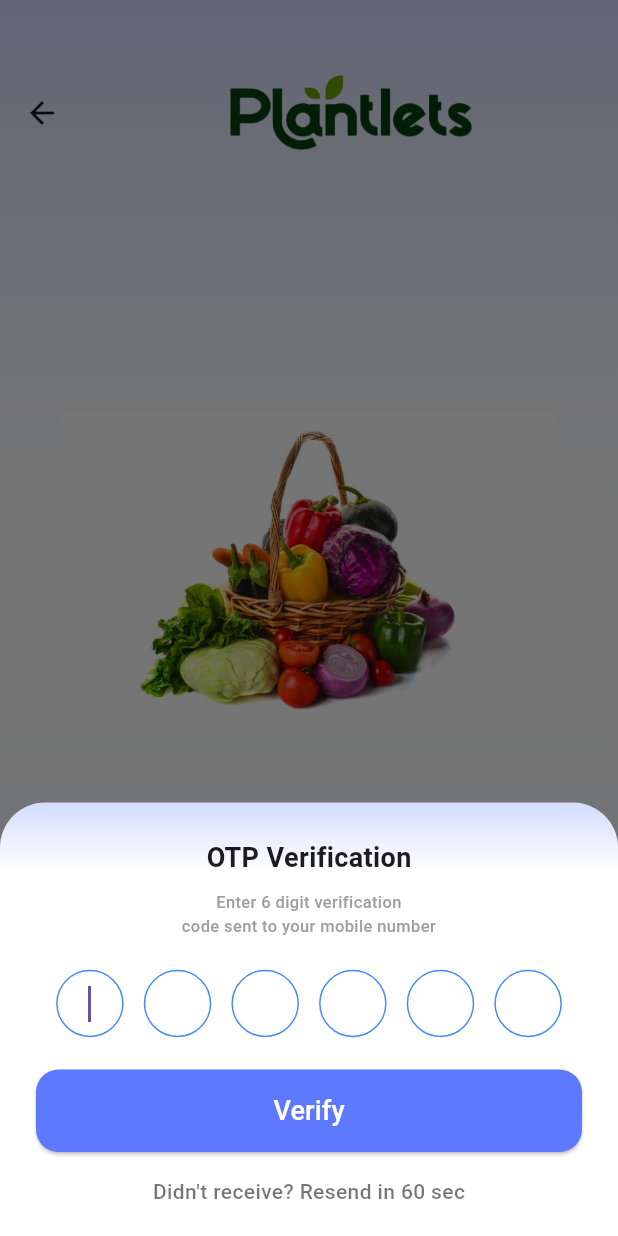
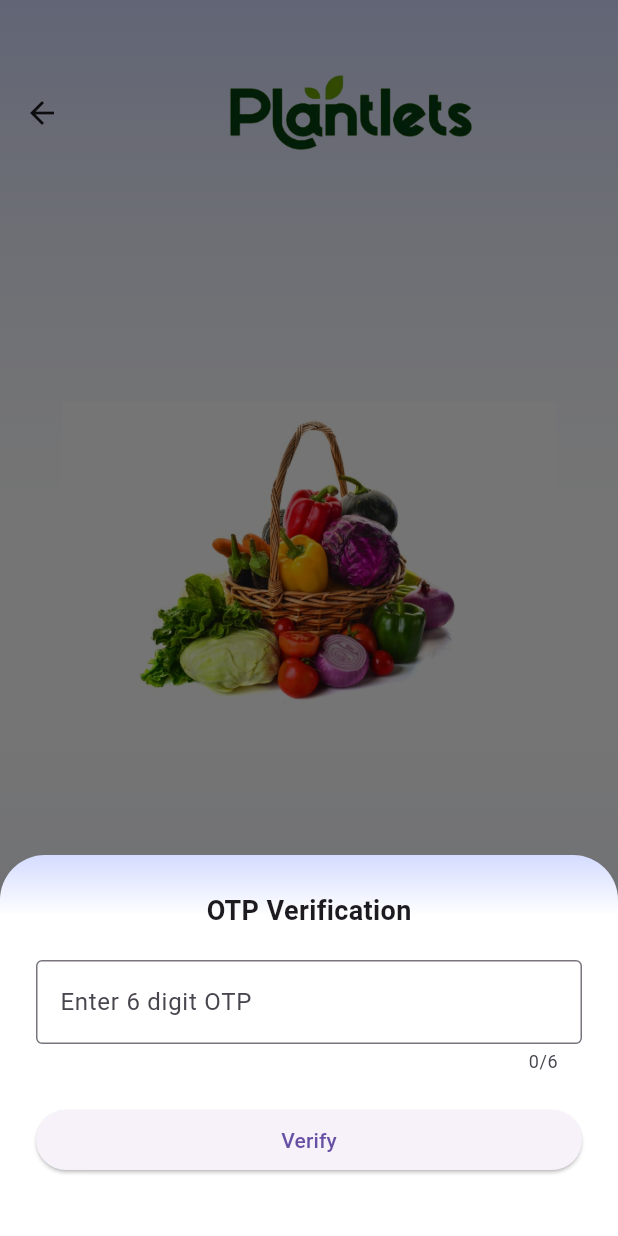
Before and after one commit to Ihthishampn/vegetableOrderningSystem, a Flutter app: the LoginScreenShop screen opened directly, after a tap on "Send OTP", on a phone screen of 412 x 824 dp. Run offline on Flutter 3.47's test engine with Material 3 defaults, Android fonts, the phone set to English and light mode, and no system bars; our stand-ins replace cloud_firestore, dotted_border, firebase_auth, firebase_core, shared_preferences; accounts and stored records are empty.

Commit message:
loginLogic

```diff
--- a/lib/app/role_slect.dart
+++ b/lib/app/role_slect.dart
@@ -10,7 +10,7 @@ class RoleSelect extends StatefulWidget {
 }
 
 class _RoleSelectState extends State<RoleSelect> {
-  String? selectedRole; // 'store' or 'shop'
+  String? selectedRole;
 
   @override
   Widget build(BuildContext context) {
@@ -61,7 +61,6 @@ class _RoleSelectState extends State<RoleSelect> {
 
               const Spacer(),
 
-              // Single "Continue" Button with Navigation Logic
               SizedBox(
                 width: double.infinity,
                 height: 55,
--- a/lib/core/widgets/otp_verification_sheet.dart
+++ b/lib/core/widgets/otp_verification_sheet.dart
@@ -1,29 +1,51 @@
 import 'package:flutter/material.dart';
+import 'package:provider/provider.dart';
+import '../../features/auth/provider/auth_provider.dart';
 
-class OtpVerificationSheet extends StatelessWidget {
-  const OtpVerificationSheet({super.key});
+class OtpVerificationSheet extends StatefulWidget {
+  final String role;
+  final VoidCallback? onSuccess;
+
+  const OtpVerificationSheet({super.key, required this.role, this.onSuccess});
+
+  @override
+  State<OtpVerificationSheet> createState() => _OtpVerificationSheetState();
+}
+
+class _OtpVerificationSheetState extends State<OtpVerificationSheet> {
+  final TextEditingController otpController = TextEditingController();
+  final _formKey = GlobalKey<FormState>();
+  String? _verificationError;
+
+  @override
+  void dispose() {
+    otpController.dispose();
+    super.dispose();
+  }
 
   @override
   Widget build(BuildContext context) {
-    return Container(
+    final authProvider = context.watch<AuthProvider>();
+
+    return SingleChildScrollView(
+      child: Container(
         padding: EdgeInsets.only(
           bottom: MediaQuery.of(context).viewInsets.bottom + 20,
           top: 24,
           left: 24,
           right: 24,
         ),
-      decoration: BoxDecoration(
-        borderRadius: const BorderRadius.vertical(top: Radius.circular(30)),
-        gradient: const LinearGradient(
+        decoration: const BoxDecoration(
+          borderRadius: BorderRadius.vertical(top: Radius.circular(30)),
+          gradient: LinearGradient(
             begin: Alignment.topCenter,
             end: Alignment.bottomCenter,
-          colors: [
-            Color(0xFFD4DCFF), // top blue
-            Color.fromARGB(255, 255, 255, 255), // fade area
-          ],
-          stops: [0.0, 0.16], // top 5% is blue, rest white
+            colors: [Color(0xFFD4DCFF), Colors.white],
+            stops: [0.0, 0.16],
           ),
         ),
+        child: Form(
+          key: _formKey,
           child: Column(
             mainAxisSize: MainAxisSize.min,
             children: [
@@ -31,72 +53,76 @@ class OtpVerificationSheet extends StatelessWidget {
                 "OTP Verification",
                 style: TextStyle(fontSize: 18, fontWeight: FontWeight.bold),
               ),
-          const SizedBox(height: 8),
-          const Text(
-            "Enter 6 digit verification\ncode sent to your mobile number",
-            textAlign: TextAlign.center,
-            style: TextStyle(
-              color: Colors.grey,
-              fontSize: 11,
-              fontWeight: FontWeight.w500,
+              const SizedBox(height: 20),
+
+              TextFormField(
+                controller: otpController,
+                keyboardType: TextInputType.number,
+                maxLength: 6,
+                decoration: InputDecoration(
+                  hintText: "Enter 6 digit OTP",
+                  border: OutlineInputBorder(),
+                  errorText: _verificationError,
+                ),
+                validator: (value) {
+                  if (_verificationError != null) return _verificationError;
+                  if (value == null || value.trim().isEmpty) {
+                    return "OTP can't be empty";
+                  }
+                  if (!RegExp(r'^[0-9]{6}$').hasMatch(value.trim())) {
+                    return "Enter valid 6 digit OTP";
+                  }
+                  return null;
+                },
+                onChanged: (val) {
+                  if (_verificationError != null) {
+                    setState(() => _verificationError = null);
+                    _formKey.currentState?.validate();
+                  }
+                },
+              ),
+
+              const SizedBox(height: 20),
+
+              SizedBox(
+                width: double.infinity,
+                child: ElevatedButton(
+                  onPressed: authProvider.isLoading
+                      ? null
+                      : () async {
+                          if (!_formKey.currentState!.validate()) return;
+
+                          final success = await authProvider.verifyOtp(
+                            otpController.text.trim(),
+                          );
+
+                          if (!mounted) return;
+
+                          if (success) {
+                            Navigator.pop(context);
+                            widget.onSuccess?.call();
+                          } else {
+                            setState(() {
+                              _verificationError =
+                                  authProvider.error ?? "Verification failed";
+                            });
+                            _formKey.currentState?.validate();
+                          }
+                        },
+                  child: authProvider.isLoading
+                      ? const SizedBox(
+                          height: 18,
+                          width: 18,
+                          child: CircularProgressIndicator(strokeWidth: 2),
+                        )
+                      : const Text("Verify"),
                 ),
               ),
-          const SizedBox(height: 19),
-          Row(
-            mainAxisAlignment: MainAxisAlignment.spaceEvenly,
-            children: List.generate(
-              6,
-              (index) => _otpTextField(context, index == 0),
+
+              const SizedBox(height: 20),
+            ],
           ),
         ),
-          const SizedBox(height: 19),
-          SizedBox(
-            width: double.infinity,
-            height: 55,
-            child: ElevatedButton(
-              onPressed: () {},
-              style: ElevatedButton.styleFrom(
-                backgroundColor: const Color(0xFF5C79FF),
-                shape: RoundedRectangleBorder(
-                  borderRadius: BorderRadius.circular(15),
-                ),
-              ),
-              child: const Text(
-                "Verify",
-                style: TextStyle(color: Colors.white, fontSize: 18),
-              ),
-            ),
-          ),
-          const SizedBox(height: 16),
-          const Text(
-            "Didn't receive? Resend in 60 sec",
-            style: TextStyle(color: Colors.black54, fontWeight: .w500),
-          ),
-        ],
-      ),
-    );
-  }
-
-  Widget _otpTextField(BuildContext context, bool first) {
-    return Container(
-      height: 50,
-      width: 45,
-      decoration: BoxDecoration(
-        border: Border.all(color: Colors.blueAccent),
-        shape: BoxShape.circle,
-      ),
-      child: TextField(
-        autofocus: first,
-        textAlign: TextAlign.center,
-        keyboardType: TextInputType.number,
-        maxLength: 1,
-        decoration: const InputDecoration(
-          counterText: "",
-          border: InputBorder.none,
-        ),
-        onChanged: (value) {
-          if (value.length == 1) FocusScope.of(context).nextFocus();
-        },
       ),
     );
   }
--- a/lib/features/auth/auth_shop/presentation/screens/login_screen_shop.dart
+++ b/lib/features/auth/auth_shop/presentation/screens/login_screen_shop.dart
@@ -6,8 +6,21 @@ import 'package:vegetable_ordering_system/features/auth/auth_store/presentation/
 
 import '../../../../../core/widgets/otp_verification_sheet.dart';
 
-class LoginScreenShop extends StatelessWidget {
+class LoginScreenShop extends StatefulWidget {
   const LoginScreenShop({super.key});
+
+  @override
+  State<LoginScreenShop> createState() => _LoginScreenShopState();
+}
+
+class _LoginScreenShopState extends State<LoginScreenShop> {
+  final TextEditingController mobileNumberController = TextEditingController();
+
+  @override
+  void dispose() {
+    mobileNumberController.dispose();
+    super.dispose();
+  }
 
   @override
   Widget build(BuildContext context) {
@@ -56,7 +69,12 @@ class LoginScreenShop extends StatelessWidget {
                     const SizedBox(height: 24),
                     MobileLabel(color: Colors.black),
                     const SizedBox(height: 8),
-                    MobileInput(),
+                    MobileInput(
+                      controller: mobileNumberController,
+                      val: (value) {
+                        // shop val
+                      },
+                    ),
                     const SizedBox(height: 12),
                     // Inside your Column in LoginScreenShop
                     SendOtpButton(
@@ -67,7 +85,9 @@ class LoginScreenShop extends StatelessWidget {
                           isScrollControlled:
                               true, // Allows sheet to move up with keyboard
                           backgroundColor: Colors.transparent,
-                          builder: (context) => const OtpVerificationSheet(),
+                          builder: (context) =>  OtpVerificationSheet(role: "shop",onSuccess: () {
+                            //
+                          },),
                         );
                       },
                     ),
--- a/lib/features/auth/auth_store/presentation/screens/store_login_screen.dart
+++ b/lib/features/auth/auth_store/presentation/screens/store_login_screen.dart
@@ -16,7 +16,7 @@ class StoreLoginScreen extends StatelessWidget {
         backgroundColor: Colors.transparent,
         elevation: 0,
         centerTitle: true,
-        toolbarHeight: size.height * 0.25, // responsive height
+        toolbarHeight: size.height * 0.25,
         title: SafeArea(
           child: Image.asset(
             "assets/images/no_bg.png",
--- a/lib/features/auth/auth_store/presentation/widgets/mobile_input_store.dart
+++ b/lib/features/auth/auth_store/presentation/widgets/mobile_input_store.dart
@@ -1,33 +1,38 @@
-
-
 import 'package:flutter/material.dart';
 
 class MobileInput extends StatelessWidget {
-  const MobileInput({super.key});
+  final TextEditingController controller;
+  final FormFieldValidator<String> val;
+
+  const MobileInput({
+    super.key,
+    required this.controller,
+    required this.val,
+  });
 
   @override
   Widget build(BuildContext context) {
     return SizedBox(
-      height: 46,
-      child: TextField(
-        keyboardType: TextInputType.phone,
+      height: 59,
+      child: TextFormField(
+        controller: controller,
+        validator: val,
+        keyboardType: TextInputType.number,
+        maxLength: 10,
         style: const TextStyle(fontSize: 14),
         decoration: InputDecoration(
+          counterText: "",
+          prefixIcon: const Icon(Icons.phone_outlined, size: 18),
+          prefixText: "+91 ",
+          prefixStyle: const TextStyle(
+            fontWeight: FontWeight.bold,
+            color: Colors.black,
+          ),
           hintText: "Mobile Number",
-          hintStyle: const TextStyle(fontSize: 11, color: Color(0xFF707070)),
-          prefixIcon: const Icon(Icons.phone_outlined, size: 18),
           filled: true,
           fillColor: Colors.white,
           contentPadding: const EdgeInsets.symmetric(horizontal: 20),
           border: OutlineInputBorder(
-            borderRadius: BorderRadius.circular(12),
-            borderSide: BorderSide.none,
-          ),
-          enabledBorder: OutlineInputBorder(
-            borderRadius: BorderRadius.circular(12),
-            borderSide: BorderSide.none,
-          ),
-          focusedBorder: OutlineInputBorder(
             borderRadius: BorderRadius.circular(12),
             borderSide: BorderSide.none,
           ),
--- /dev/null
+++ b/lib/features/auth/domain/auth_repository.dart
@@ -0,0 +1,4 @@
+abstract class AuthRepository {
+  Future<void> sendOtp(String phone);
+  Future<void> verifyOtp(String verificationId, String smsCode);
+}
--- a/lib/features/home/shop/presentation/screens/shop_home_screen.dart
+++ b/lib/features/home/shop/presentation/screens/shop_home_screen.dart
@@ -4,7 +4,7 @@ import 'package:vegetable_ordering_system/features/home/shop/presentation/screen
 import 'package:vegetable_ordering_system/features/home/shop/presentation/screens/repeat_last_order_screen.dart';
 import '../widgets/shop_home_widget/shop_header.dart';
 import '../widgets/shop_home_widget/shop_product_card.dart';
-import '../widgets/shop_search_widget.dart';
+import '../widgets/shop_home_widget/shop_search_widget.dart';
 
 class ShopHomeScreen extends StatelessWidget {
   const ShopHomeScreen({super.key});
--- a/lib/features/home/store/presentation/screens/home_screen_store.dart/store_menu_screen.dart
+++ b/lib/features/home/store/presentation/screens/home_screen_store.dart/store_menu_screen.dart
@@ -2,7 +2,8 @@ import 'package:flutter/material.dart';
 import 'package:vegetable_ordering_system/features/home/store/presentation/screens/store_shops_management_screen/shops_managment_screen.dart';
 import 'package:vegetable_ordering_system/features/home/store/presentation/screens/store_staff_managment/staff_management_screen.dart';
 
-import '../sales_report_screen.dart/sales_report_screen.dart';
+import '../store_sales_report_screen.dart/sales_report_screen.dart';
+
 
 class MenuPage extends StatelessWidget {
   const MenuPage({super.key});
--- a/pubspec.yaml
+++ b/pubspec.yaml
@@ -36,6 +36,10 @@ dependencies:
   cupertino_icons: ^1.0.8
   provider: ^6.1.5+1
   dotted_border: ^3.1.0
+  firebase_core: ^4.4.0
+  cloud_firestore: ^6.1.2
+  firebase_auth: ^6.1.4
+  shared_preferences: ^2.5.4
 
 dev_dependencies:
   flutter_test:
```
Also changed, not shown: lib/features/auth/auth_store/presentation/widgets/store_login_form.dart (+101 -14 lines), lib/features/auth/data/auth_repo_impl.dart (added, +35 -0 lines), lib/features/auth/data/useCase/auth_use_case.dart (added, +15 -0 lines), lib/features/auth/provider/auth_provider.dart (added, +85 -0 lines), lib/main.dart (+13 -5 lines), firebase.json (added), lib/firebase_options.dart (added), pubspec.lock, 6 other files. Lines whose indentation alone changed are shown as unchanged.
